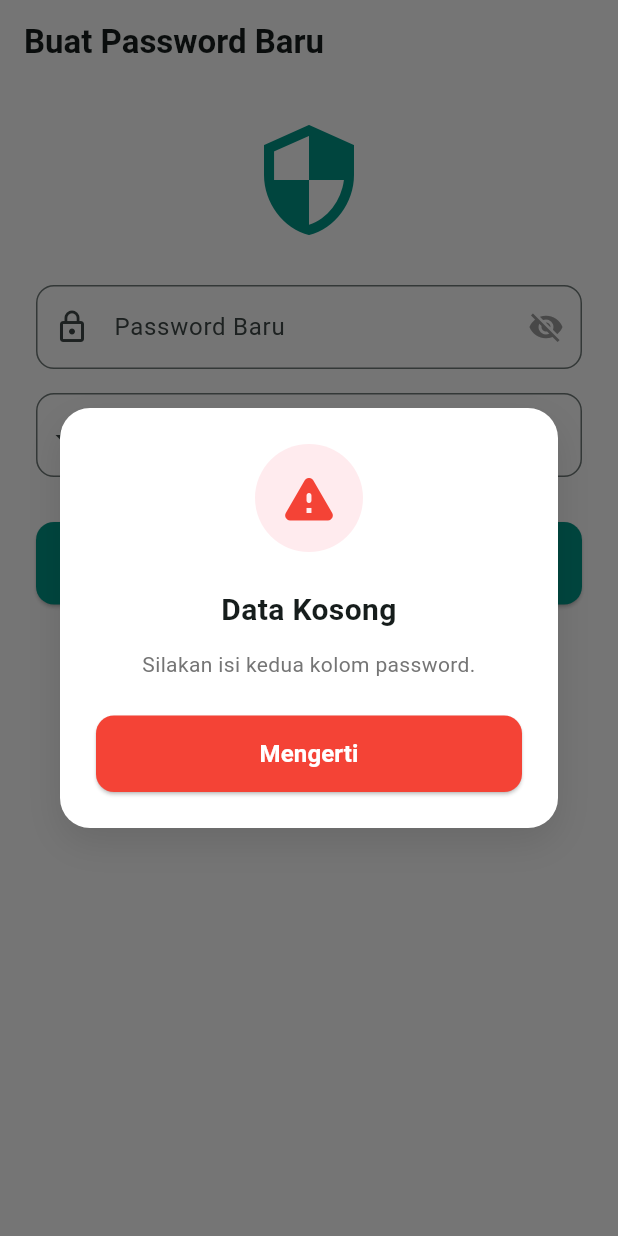
After one commit to azizhadiid/Smart-Receipt-Tracker, a Flutter app: the ResetPasswordPage screen opened directly, after a tap on "Simpan Password", on a phone screen of 412 x 824 dp. The commit adds this screen. Run offline on Flutter 3.47's test engine with Material 3 defaults, Android fonts, the phone set to English and light mode, and no system bars; our stand-ins replace flutter_dotenv, supabase_flutter; accounts and stored records are empty.

Commit message:
Forgot Password Sistem is Done

```diff
--- /dev/null
+++ b/lib/pages/auth/reset_password_page.dart
@@ -0,0 +1,182 @@
+import 'package:flutter/material.dart';
+import 'package:supabase_flutter/supabase_flutter.dart';
+import '../../components/custom_alert.dart';
+import '../../components/custom_text_field.dart';
+
+class ResetPasswordPage extends StatefulWidget {
+  const ResetPasswordPage({super.key});
+
+  @override
+  State<ResetPasswordPage> createState() => _ResetPasswordPageState();
+}
+
+class _ResetPasswordPageState extends State<ResetPasswordPage> {
+  final _passwordController = TextEditingController();
+  final _confirmPasswordController = TextEditingController();
+  bool _isLoading = false;
+  bool _obscurePassword = true;
+
+  Future<void> _updatePassword() async {
+    final password = _passwordController.text;
+    final confirmPassword = _confirmPasswordController.text;
+
+    if (password.isEmpty || confirmPassword.isEmpty) {
+      showCustomAlert(
+        context: context,
+        title: 'Data Kosong',
+        message: 'Silakan isi kedua kolom password.',
+        isError: true,
+      );
+      return;
+    }
+
+    if (password != confirmPassword) {
+      showCustomAlert(
+        context: context,
+        title: 'Tidak Cocok',
+        message: 'Kombinasi password dan konfirmasi password tidak sama.',
+        isError: true,
+      );
+      return;
+    }
+
+    final passwordRegex = RegExp(r'^(?=.*[A-Za-z])(?=.*\d)[A-Za-z\d]{8,}$');
+    if (!passwordRegex.hasMatch(password)) {
+      showCustomAlert(
+        context: context,
+        title: 'Password Lemah',
+        message:
+            'Minimal 8 karakter dan mengandung kombinasi huruf serta angka.',
+        isError: true,
+      );
+      return;
+    }
+
+    setState(() => _isLoading = true);
+
+    try {
+      // Fungsi Supabase untuk memperbarui password user yang sedang memiliki token pemulihan
+      await Supabase.instance.client.auth.updateUser(
+        UserAttributes(password: password),
+      );
+
+      if (mounted) {
+        showCustomAlert(
+          context: context,
+          title: 'Berhasil!',
+          message:
+              'Password Anda telah berhasil diubah. Silakan masuk (login) dengan password baru.',
+          isError: false,
+        );
+        Future.delayed(const Duration(seconds: 3), () {
+          // Hapus semua tumpukan layar dan paksa kembali ke layar Login
+          if (mounted) Navigator.popUntil(context, (route) => route.isFirst);
+        });
+      }
+    } on AuthException catch (e) {
+      if (mounted)
+        showCustomAlert(
+          context: context,
+          title: 'Gagal',
+          message: e.message,
+          isError: true,
+        );
+    } catch (e) {
+      if (mounted)
+        showCustomAlert(
+          context: context,
+          title: 'Error',
+          message: 'Koneksi bermasalah.',
+          isError: true,
+        );
+    } finally {
+      if (mounted) setState(() => _isLoading = false);
+    }
+  }
+
+  @override
+  void dispose() {
+    _passwordController.dispose();
+    _confirmPasswordController.dispose();
+    super.dispose();
+  }
+
+  @override
+  Widget build(BuildContext context) {
+    return Scaffold(
+      backgroundColor: Colors.white,
+      appBar: AppBar(
+        title: const Text(
+          'Buat Password Baru',
+          style: TextStyle(fontWeight: FontWeight.bold),
+        ),
+        backgroundColor: Colors.white,
+        elevation: 0,
+        automaticallyImplyLeading:
+            false, // Menghilangkan tombol back agar tidak error navigasi
+      ),
+      body: SingleChildScrollView(
+        padding: const EdgeInsets.all(24.0),
+        child: Column(
+          crossAxisAlignment: CrossAxisAlignment.stretch,
+          children: [
+            const Icon(Icons.security, size: 80, color: Colors.teal),
+            const SizedBox(height: 30),
+
+            CustomTextField(
+              controller: _passwordController,
+              labelText: 'Password Baru',
+              prefixIcon: Icons.lock_outline,
+              obscureText: _obscurePassword,
+              suffixIcon: IconButton(
+                icon: Icon(
+                  _obscurePassword ? Icons.visibility_off : Icons.visibility,
+                  color: Colors.grey,
+                ),
+                onPressed: () =>
+                    setState(() => _obscurePassword = !_obscurePassword),
+              ),
+            ),
+            const SizedBox(height: 16),
+
+            CustomTextField(
+              controller: _confirmPasswordController,
+              labelText: 'Konfirmasi Password Baru',
+              prefixIcon: Icons.lock_reset,
+              obscureText: _obscurePassword,
+            ),
+            const SizedBox(height: 30),
+
+            ElevatedButton(
+              onPressed: _isLoading ? null : _updatePassword,
+              style: ElevatedButton.styleFrom(
+                padding: const EdgeInsets.symmetric(vertical: 16),
+                backgroundColor: Colors.teal,
+                foregroundColor: Colors.white,
+                shape: RoundedRectangleBorder(
+                  borderRadius: BorderRadius.circular(12),
+                ),
+              ),
+              child: _isLoading
+                  ? const SizedBox(
+                      height: 20,
+                      width: 20,
+                      child: CircularProgressIndicator(
+                        color: Colors.white,
+                        strokeWidth: 2,
+                      ),
+                    )
+                  : const Text(
+                      'Simpan Password',
+                      style: TextStyle(
+                        fontSize: 16,
+                        fontWeight: FontWeight.bold,
+                      ),
+                    ),
+            ),
+          ],
+        ),
+      ),
+    );
+  }
+}
```
Also changed, not shown: lib/pages/auth/forgot_password_page.dart (+130 -21 lines), lib/pages/auth/login_page.dart (+83 -13 lines).
